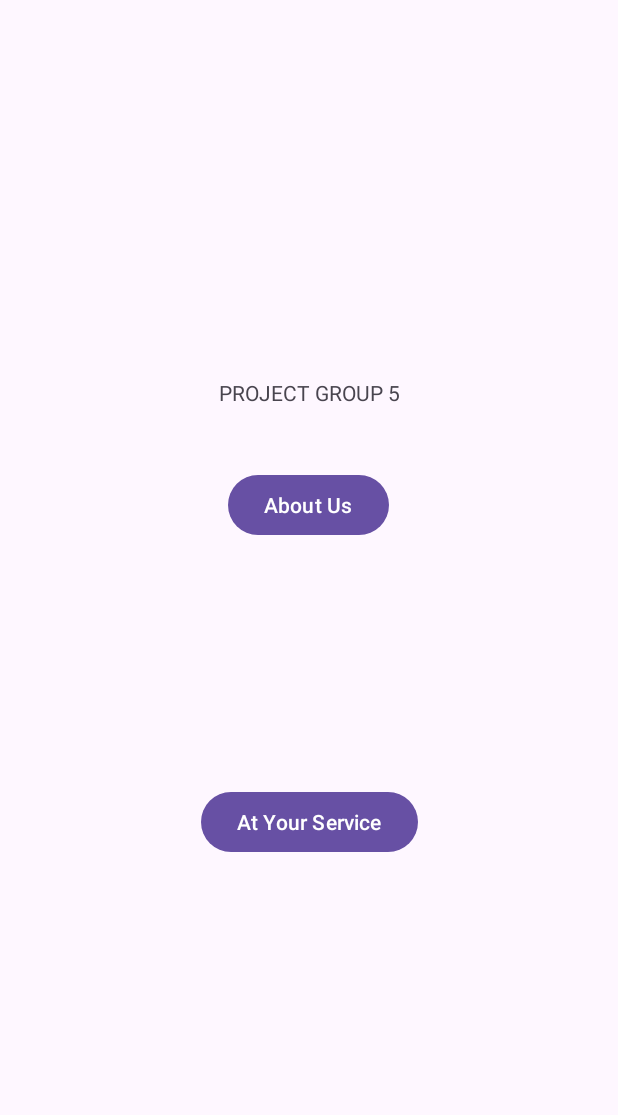
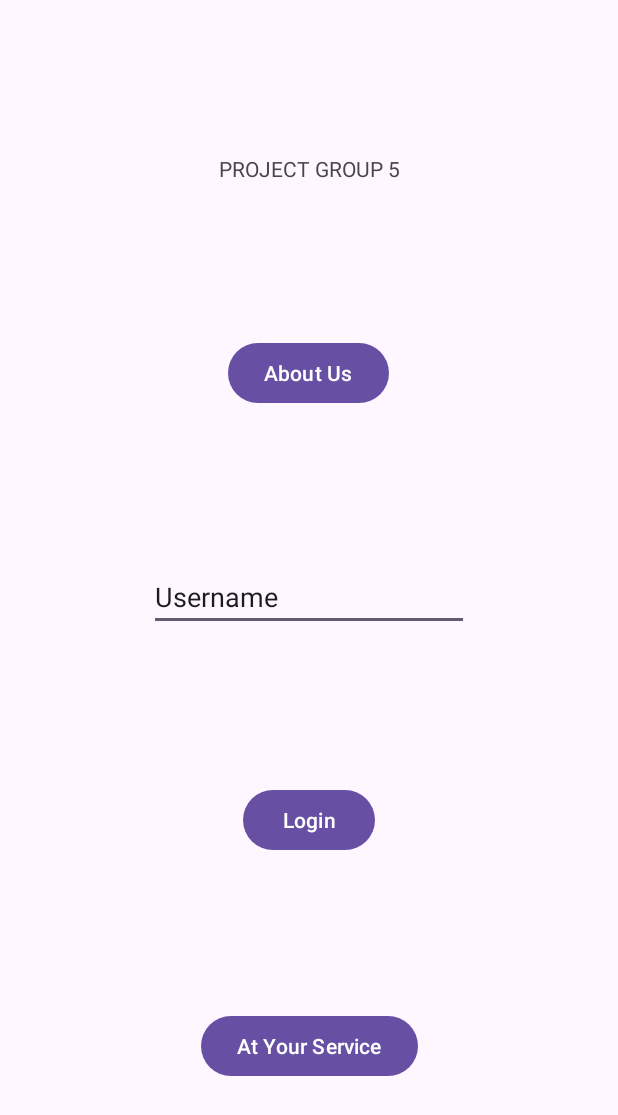
Before and after one commit to CS5520FeinbergFall2023/group-a6-group-5, an Android app: the screen it shows after launch (MainActivity), on a phone screen of 412 x 824 dp. Shown: the top 1115 px of the screen. Run offline under Robolectric (Android 15) with nearby library versions, the phone set to English and light mode, and no system bars.

Commit message:
Corrected the Constraint Layout on main page. Added Username and Login button.

```diff
--- a/app/src/main/res/layout/activity_main.xml
+++ b/app/src/main/res/layout/activity_main.xml
@@ -11,7 +11,7 @@
         android:layout_width="wrap_content"
         android:layout_height="wrap_content"
         android:text="PROJECT GROUP 5"
-        app:layout_constraintBottom_toTopOf="@id/atYourService"
+        app:layout_constraintBottom_toTopOf="@id/aboutUs"
         app:layout_constraintEnd_toEndOf="parent"
         app:layout_constraintStart_toStartOf="parent"
         app:layout_constraintTop_toTopOf="parent" />
@@ -24,18 +24,40 @@
         app:layout_constraintBottom_toBottomOf="parent"
         app:layout_constraintEnd_toEndOf="parent"
         app:layout_constraintStart_toStartOf="parent"
-        app:layout_constraintTop_toBottomOf="@+id/textView" />
+        app:layout_constraintTop_toBottomOf="@+id/login" />
 
     <Button
         android:id="@+id/aboutUs"
         android:layout_width="wrap_content"
         android:layout_height="wrap_content"
         android:text="About Us"
-        app:layout_constraintBottom_toTopOf="@+id/atYourService"
+        app:layout_constraintBottom_toTopOf="@+id/username"
         app:layout_constraintEnd_toEndOf="parent"
         app:layout_constraintHorizontal_bias="0.498"
         app:layout_constraintStart_toStartOf="parent"
         app:layout_constraintTop_toBottomOf="@+id/textView"
         app:layout_constraintVertical_bias="0.2" />
 
+    <EditText
+        android:id="@+id/username"
+        android:layout_width="wrap_content"
+        android:layout_height="wrap_content"
+        android:ems="10"
+        android:inputType="text"
+        android:text="Username"
+        app:layout_constraintBottom_toTopOf="@+id/login"
+        app:layout_constraintEnd_toEndOf="parent"
+        app:layout_constraintStart_toStartOf="parent"
+        app:layout_constraintTop_toBottomOf="@+id/aboutUs" />
+
+    <Button
+        android:id="@+id/login"
+        android:layout_width="wrap_content"
+        android:layout_height="wrap_content"
+        android:text="Login"
+        app:layout_constraintBottom_toTopOf="@+id/atYourService"
+        app:layout_constraintEnd_toEndOf="parent"
+        app:layout_constraintStart_toStartOf="parent"
+        app:layout_constraintTop_toBottomOf="@+id/username" />
+
 </androidx.constraintlayout.widget.ConstraintLayout>
```
